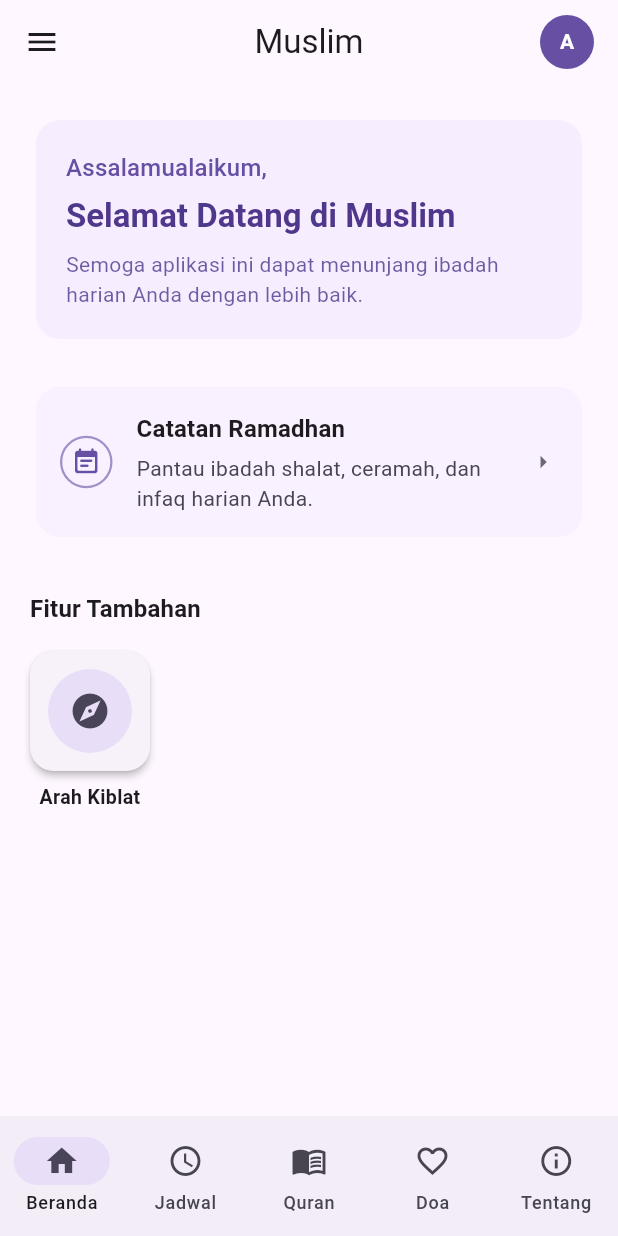
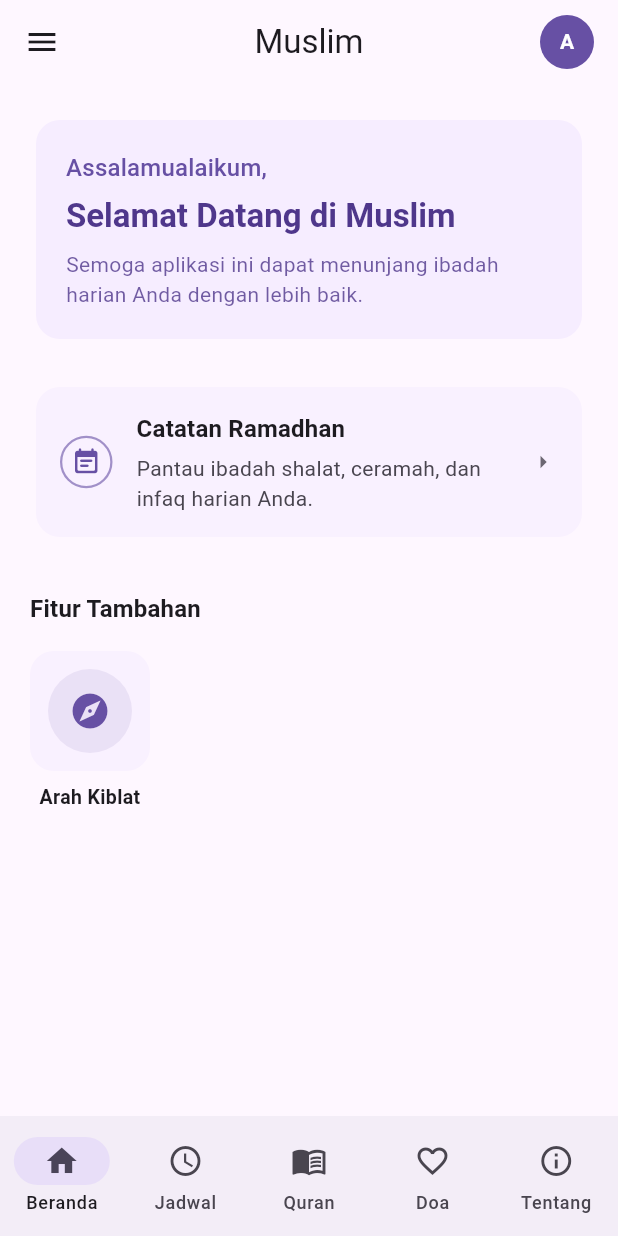
Before and after one commit to wibisanabama/muslim-app, a Flutter app: the screen it shows after launch, on a phone screen of 412 x 824 dp. Run offline on Flutter 3.47's test engine with Material 3 defaults, Android fonts, the phone set to English and light mode, and no system bars; our stand-ins replace shared_preferences.

Commit message:
feat: redesign qibla direction shortcut card on home page with lavender filled layout

```diff
--- a/lib/view/home_page.dart
+++ b/lib/view/home_page.dart
@@ -230,8 +230,9 @@ class _HomePageState extends State<HomePage> {
     return Column(
       mainAxisSize: MainAxisSize.min,
       children: [
-        Card(
-          elevation: 2,
+        Card.filled(
+          color: theme.colorScheme.primaryContainer.withValues(alpha: 0.25),
+          elevation: 0,
           margin: EdgeInsets.zero,
           shape: RoundedRectangleBorder(
             borderRadius: BorderRadius.circular(16),
@@ -246,11 +247,11 @@ class _HomePageState extends State<HomePage> {
               alignment: Alignment.center,
               child: CircleAvatar(
                 radius: 28,
-                backgroundColor: theme.colorScheme.secondaryContainer,
+                backgroundColor: theme.colorScheme.primary.withValues(alpha: 0.1),
                 child: Icon(
                   icon,
                   size: 28,
-                  color: theme.colorScheme.onSecondaryContainer,
+                  color: theme.colorScheme.primary,
                 ),
               ),
             ),
```
